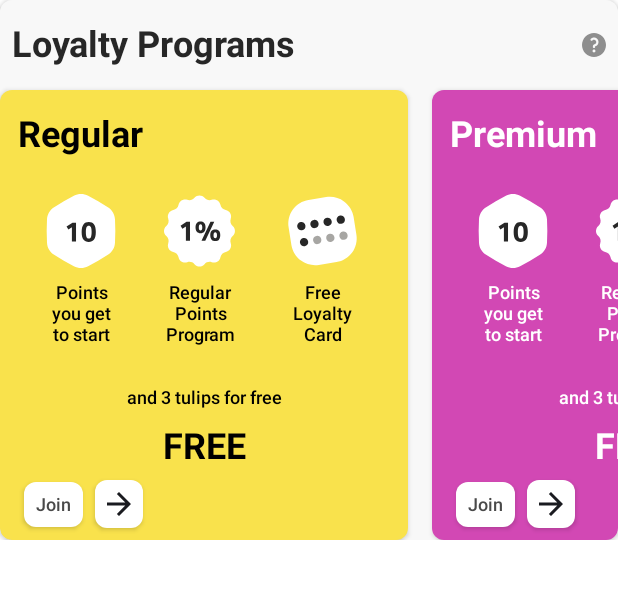
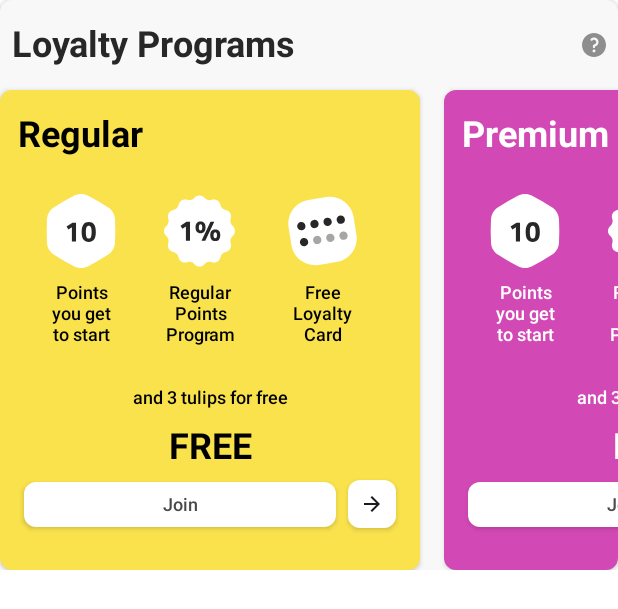
Before and after one commit to rajunigadi/ConsumrzUI, an Android app built with Jetpack Compose: the @Preview function LoyaltyCardPreview, on a phone screen of 412 x 824 dp. Shown: the top 609 px of the screen. Run offline under Robolectric (Android 15) with nearby library versions, the phone set to English and light mode, and no system bars.

Commit message:
Improved UI

```diff
--- a/app/src/main/java/dev/raju/consumrz/ui/components/ItemComponent.kt
+++ b/app/src/main/java/dev/raju/consumrz/ui/components/ItemComponent.kt
@@ -81,7 +81,7 @@ fun ItemComponent() {
 
 @Composable
 fun ConsumrzIconCard(
-    icon: Painter = painterResource(id = R.drawable.image),
+    icon: Painter = painterResource(id = R.drawable.ic_logo),
     cardBgColor: Color = Color.White
 ) {
     Card(
--- a/app/src/main/java/dev/raju/consumrz/ui/components/LoyaltyComponent.kt
+++ b/app/src/main/java/dev/raju/consumrz/ui/components/LoyaltyComponent.kt
@@ -1,12 +1,15 @@
 package dev.raju.consumrz.ui.components
 
 import androidx.compose.foundation.Image
+import androidx.compose.foundation.clickable
 import androidx.compose.foundation.layout.Arrangement
 import androidx.compose.foundation.layout.Column
 import androidx.compose.foundation.layout.Row
 import androidx.compose.foundation.layout.fillMaxWidth
 import androidx.compose.foundation.layout.padding
+import androidx.compose.foundation.layout.size
 import androidx.compose.foundation.layout.wrapContentSize
+import androidx.compose.foundation.layout.wrapContentWidth
 import androidx.compose.foundation.lazy.LazyRow
 import androidx.compose.foundation.lazy.items
 import androidx.compose.foundation.shape.RoundedCornerShape
@@ -80,7 +83,7 @@ fun LoyaltyCard(
         shape = RoundedCornerShape(8.dp),
         modifier = Modifier
             .padding(end = 16.dp)
-            .wrapContentSize()
+            .size(width = 280.dp, height = 320.dp)
     ) {
         Column(
             Modifier
@@ -150,9 +153,7 @@ fun LoyaltyCard(
 
             Row(
                 verticalAlignment = Alignment.CenterVertically,
-                horizontalArrangement = Arrangement.SpaceAround,
-                modifier = Modifier
-                    .wrapContentSize()
+                horizontalArrangement = Arrangement.SpaceBetween,
             ) {
                 Card(
                     colors = CardDefaults.cardColors(containerColor = Color.White),
@@ -160,14 +161,17 @@ fun LoyaltyCard(
                     shape = RoundedCornerShape(8.dp),
                     modifier = Modifier
                         .padding(horizontal = 8.dp)
+                        .weight(2f)
+                        .clickable {
+
+                        }
                 ) {
                     Text(
                         text = "Join",
                         textAlign = TextAlign.Center,
                         modifier = Modifier
                             .padding(8.dp)
-                            .align(Alignment.CenterHorizontally)
-                            .wrapContentSize(),
+                            .align(Alignment.CenterHorizontally),
                         style = MaterialTheme.typography.labelMedium
                     )
                 }
@@ -178,11 +182,16 @@ fun LoyaltyCard(
                     shape = RoundedCornerShape(8.dp),
                     modifier = Modifier
                         .padding(end = 8.dp)
+                        .clickable {
+
+                        }
                 ) {
                     Icon(
                         imageVector = Icons.Filled.ArrowForward,
                         contentDescription = "",
-                        modifier = Modifier.padding(4.dp)
+                        modifier = Modifier
+                            .padding(8.dp)
+                            .size(16.dp)
                     )
                 }
             }
```
Also changed, not shown: app/src/main/res/drawable/ic_logo.png (renamed from app/src/main/res/drawable/ic_new_logo.png), app/src/main/res/drawable/image.png (deleted).
